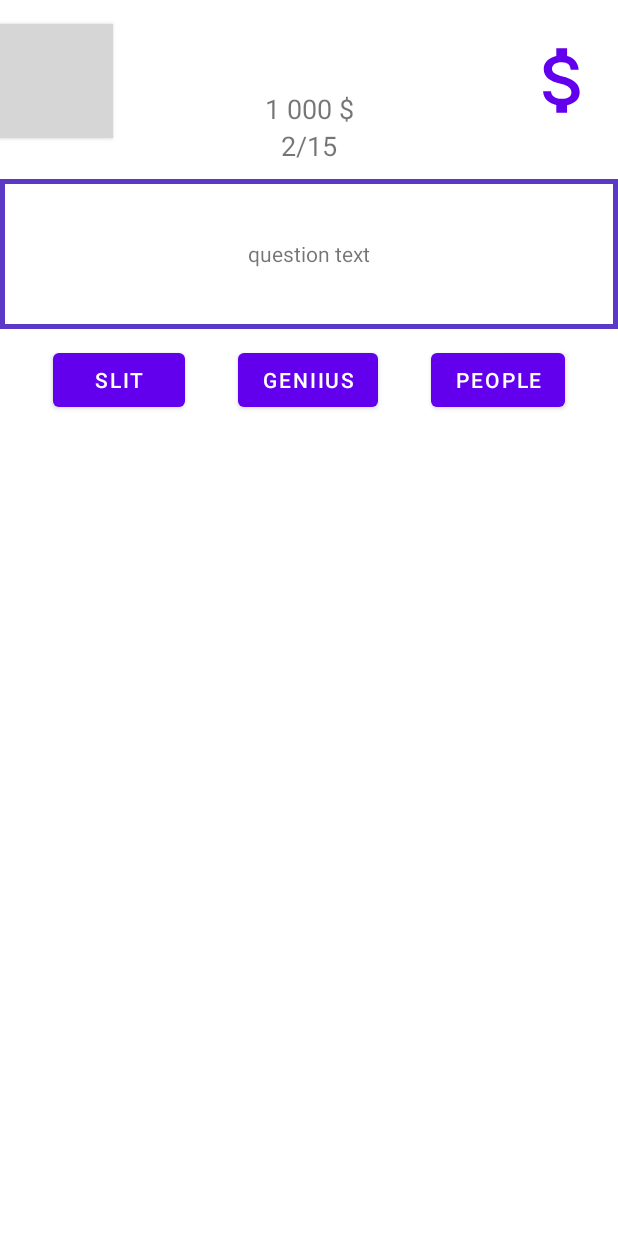
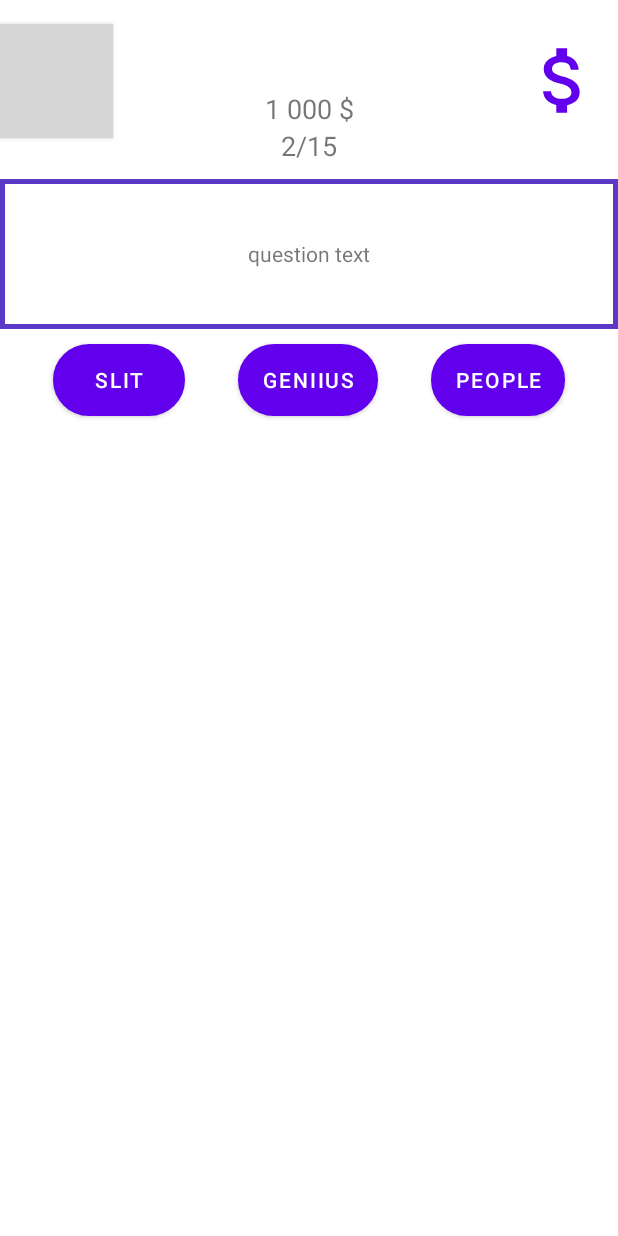
Before and after one commit to IvBackToFuture/WhoWantsToBeAMillionaire, an Android app: the QuestionFragment screen opened through its navigation route, on a phone screen of 412 x 824 dp. Run offline under Robolectric (Android 15) with nearby library versions, the phone set to English and light mode, and no system bars; grey boxes are pictures that could not be loaded.

Commit message:
Little updates in manifest and in question

```diff
--- a/app/src/main/AndroidManifest.xml
+++ b/app/src/main/AndroidManifest.xml
@@ -22,6 +22,7 @@
 
         <activity
             android:name=".MainActivity"
+            android:screenOrientation="portrait"
             android:exported="true">
             <intent-filter>
                 <action android:name="android.intent.action.MAIN" />
--- a/app/src/main/res/layout/fragment_question.xml
+++ b/app/src/main/res/layout/fragment_question.xml
@@ -73,6 +73,7 @@
             android:layout_height="wrap_content"
             android:layout_marginTop="10dp"
             android:text="Geniius"
+            android:background="@drawable/button_style"
             app:layout_constraintEnd_toStartOf="@+id/peopleButton"
             app:layout_constraintHorizontal_bias="0.5"
             app:layout_constraintStart_toEndOf="@+id/halfButton"
@@ -83,6 +84,7 @@
             android:layout_width="wrap_content"
             android:layout_height="wrap_content"
             android:text="Slit"
+            android:background="@drawable/button_style"
             app:layout_constraintBaseline_toBaselineOf="@+id/geniusButton"
             app:layout_constraintEnd_toStartOf="@+id/geniusButton"
             app:layout_constraintHorizontal_bias="0.5"
@@ -93,6 +95,7 @@
             android:layout_width="wrap_content"
             android:layout_height="wrap_content"
             android:text="people"
+            android:background="@drawable/button_style"
             app:layout_constraintBaseline_toBaselineOf="@+id/geniusButton"
             app:layout_constraintEnd_toEndOf="parent"
             app:layout_constraintHorizontal_bias="0.5"
```
